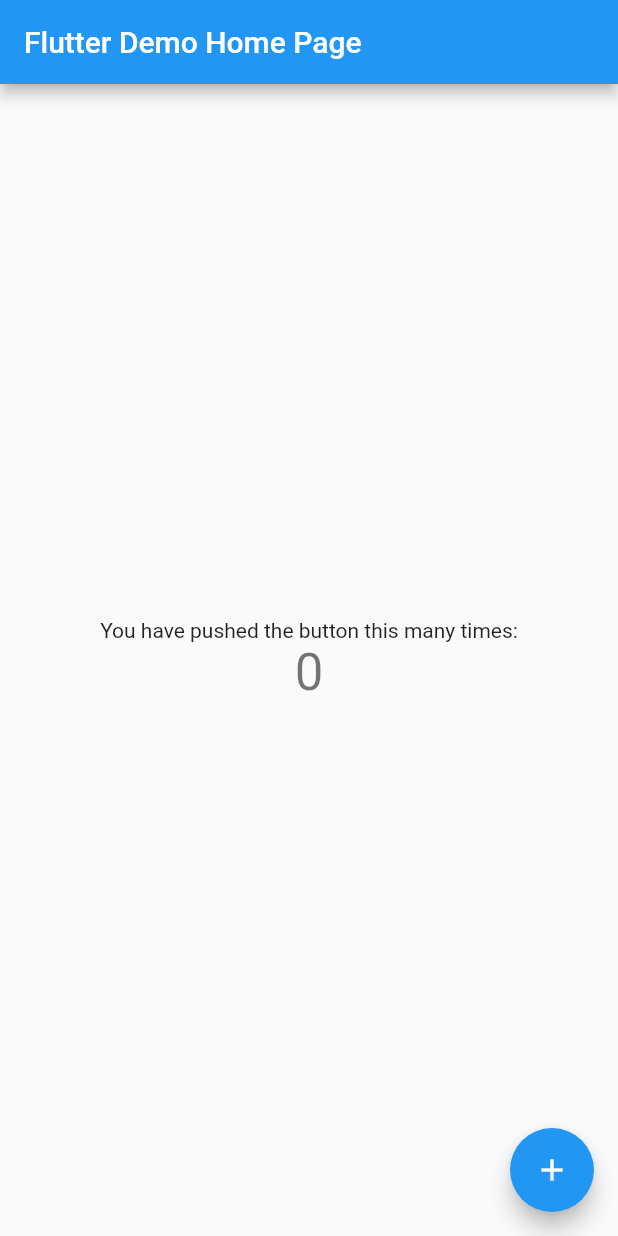
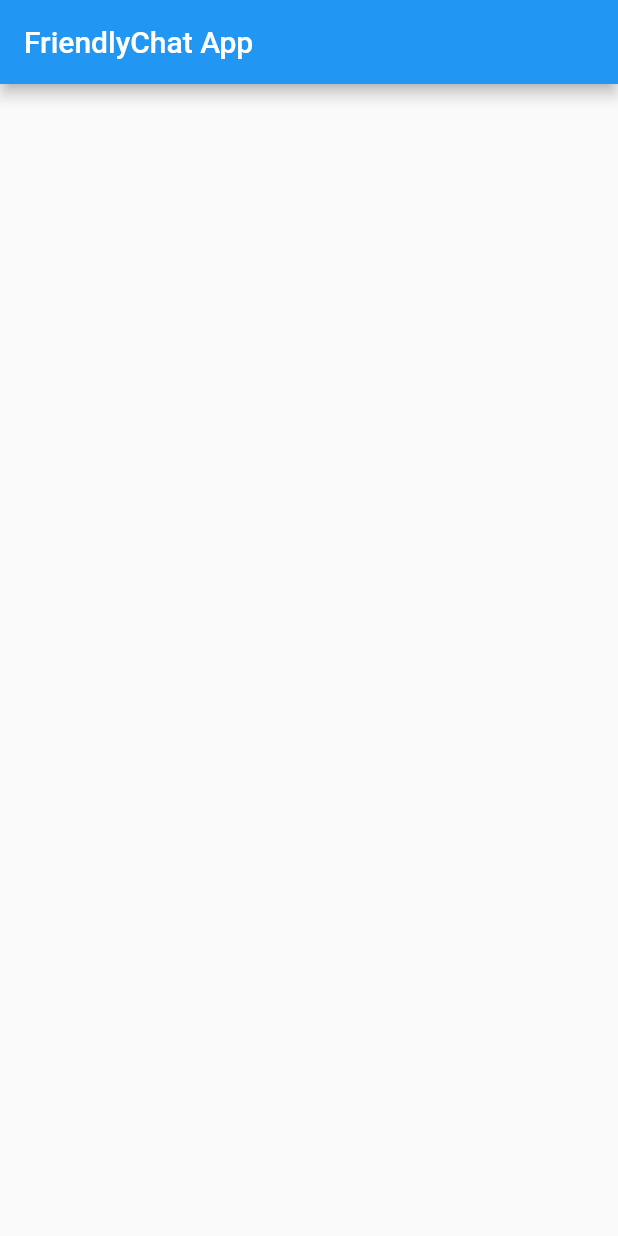
Before and after one commit to alexshin/flutter-simple-chat, a Flutter app: the screen it shows after launch, on a phone screen of 412 x 824 dp. Run offline on Flutter 3.47's test engine with Material 2 defaults, Android fonts, the phone set to English and light mode, and no system bars.

Commit message:
Divided base objects by directories

```diff
--- /dev/null
+++ b/lib/app.dart
@@ -0,0 +1,16 @@
+import 'package:flutter/material.dart';
+import 'screens/chat_screen.dart';
+
+class FriendlyChatApp extends StatelessWidget {
+  @override
+  Widget build(BuildContext context) {
+    return new MaterialApp(
+      title: 'Friendly Chat',
+      theme: new ThemeData(
+        primarySwatch: Colors.blue,
+      ),
+      home: ChatScreen()
+    );
+  }
+
+}
--- a/lib/main.dart
+++ b/lib/main.dart
@@ -1,109 +1,6 @@
 import 'package:flutter/material.dart';
+import 'app.dart';
 
-void main() => runApp(new MyApp());
-
-class MyApp extends StatelessWidget {
-  // This widget is the root of your application.
-  @override
-  Widget build(BuildContext context) {
-    return new MaterialApp(
-      title: 'Flutter Demo',
-      theme: new ThemeData(
-        // This is the theme of your application.
-        //
-        // Try running your application with "flutter run". You'll see the
-        // application has a blue toolbar. Then, without quitting the app, try
-        // changing the primarySwatch below to Colors.green and then invoke
-        // "hot reload" (press "r" in the console where you ran "flutter run",
-        // or press Run > Flutter Hot Reload in IntelliJ). Notice that the
-        // counter didn't reset back to zero; the application is not restarted.
-        primarySwatch: Colors.blue,
-      ),
-      home: new MyHomePage(title: 'Flutter Demo Home Page'),
-    );
-  }
+void main() {
+  runApp(new FriendlyChatApp());
 }
-
-class MyHomePage extends StatefulWidget {
-  MyHomePage({Key key, this.title}) : super(key: key);
-
-  // This widget is the home page of your application. It is stateful, meaning
-  // that it has a State object (defined below) that contains fields that affect
-  // how it looks.
-
-  // This class is the configuration for the state. It holds the values (in this
-  // case the title) provided by the parent (in this case the App widget) and
-  // used by the build method of the State. Fields in a Widget subclass are
-  // always marked "final".
-
-  final String title;
-
-  @override
-  _MyHomePageState createState() => new _MyHomePageState();
-}
-
-class _MyHomePageState extends State<MyHomePage> {
-  int _counter = 0;
-
-  void _incrementCounter() {
-    setState(() {
-      // This call to setState tells the Flutter framework that something has
-      // changed in this State, which causes it to rerun the build method below
-      // so that the display can reflect the updated values. If we changed
-      // _counter without calling setState(), then the build method would not be
-      // called again, and so nothing would appear to happen.
-      _counter++;
-    });
-  }
-
-  @override
-  Widget build(BuildContext context) {
-    // This method is rerun every time setState is called, for instance as done
-    // by the _incrementCounter method above.
-    //
-    // The Flutter framework has been optimized to make rerunning build methods
-    // fast, so that you can just rebuild anything that needs updating rather
-    // than having to individually change instances of widgets.
-    return new Scaffold(
-      appBar: new AppBar(
-        // Here we take the value from the MyHomePage object that was created by
-        // the App.build method, and use it to set our appbar title.
-        title: new Text(widget.title),
-      ),
-      body: new Center(
-        // Center is a layout widget. It takes a single child and positions it
-        // in the middle of the parent.
-        child: new Column(
-          // Column is also layout widget. It takes a list of children and
-          // arranges them vertically. By default, it sizes itself to fit its
-          // children horizontally, and tries to be as tall as its parent.
-          //
-          // Invoke "debug paint" (press "p" in the console where you ran
-          // "flutter run", or select "Toggle Debug Paint" from the Flutter tool
-          // window in IntelliJ) to see the wireframe for each widget.
-          //
-          // Column has various properties to control how it sizes itself and
-          // how it positions its children. Here we use mainAxisAlignment to
-          // center the children vertically; the main axis here is the vertical
-          // axis because Columns are vertical (the cross axis would be
-          // horizontal).
-          mainAxisAlignment: MainAxisAlignment.center,
-          children: <Widget>[
-            new Text(
-              'You have pushed the button this many times:',
-            ),
-            new Text(
-              '$_counter',
-              style: Theme.of(context).textTheme.display1,
-            ),
-          ],
-        ),
-      ),
-      floatingActionButton: new FloatingActionButton(
-        onPressed: _incrementCounter,
-        tooltip: 'Increment',
-        child: new Icon(Icons.add),
-      ), // This trailing comma makes auto-formatting nicer for build methods.
-    );
-  }
-}
--- /dev/null
+++ b/lib/screens/chat_screen.dart
@@ -0,0 +1,14 @@
+import 'package:flutter/material.dart';
+
+
+class ChatScreen extends StatelessWidget {
+  @override
+  Widget build(BuildContext context) {
+    return Scaffold(
+      appBar: new AppBar(
+        title: new Text('FriendlyChat App'),
+      ),
+    );
+  }
+
+}
```
Also changed, not shown: 1 other file.
